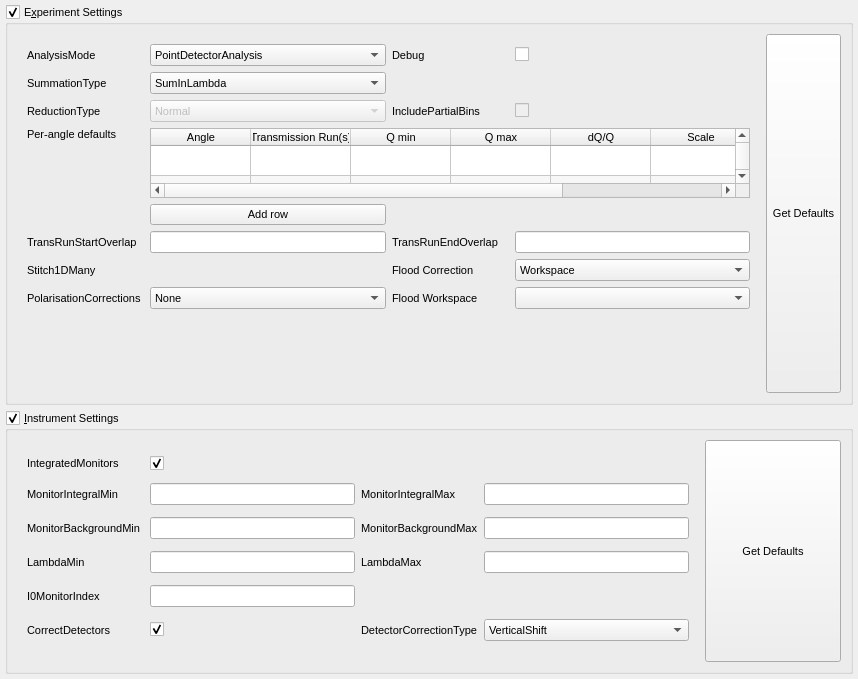
Qt form qt/scientific_interfaces/ISISReflectometry/ReflSettingsWidget.ui (mantidproject/mantid) before a commit.
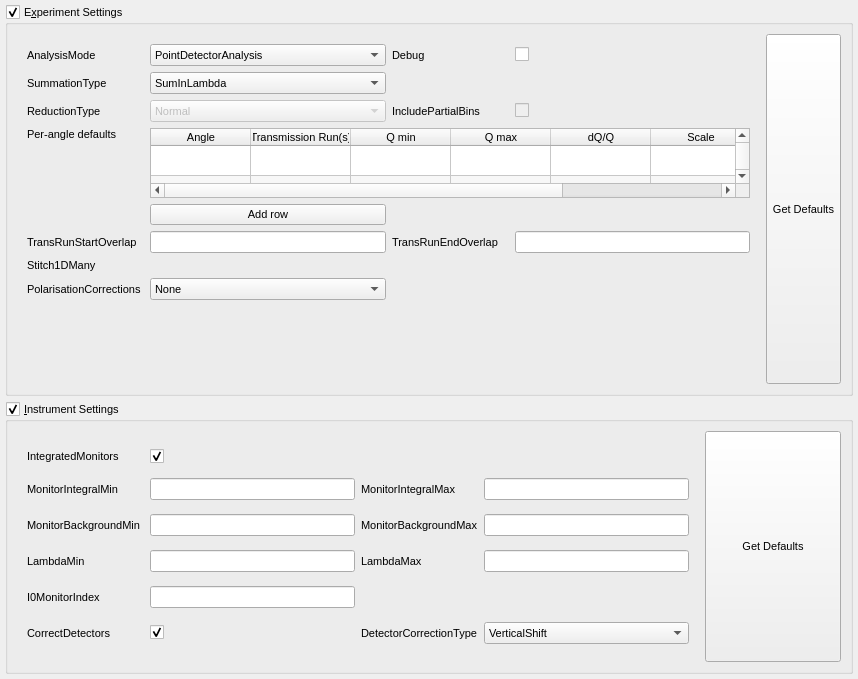
The same form after that commit. Custom widgets are drawn as their Qt base class.

```diff
--- a/qt/scientific_interfaces/ISISReflectometry/ReflSettingsWidget.ui
+++ b/qt/scientific_interfaces/ISISReflectometry/ReflSettingsWidget.ui
@@ -453,37 +453,6 @@
           </property>
          </widget>
         </item>
-        <item row="7" column="2">
-         <widget class="QLabel" name="label">
-          <property name="text">
-           <string>Flood Correction</string>
-          </property>
-         </widget>
-        </item>
-        <item row="8" column="2">
-         <widget class="QLabel" name="floodWorkspaceWsSelectorLabel">
-          <property name="text">
-           <string>Flood Workspace</string>
-          </property>
-         </widget>
-        </item>
-        <item row="7" column="3">
-         <widget class="QComboBox" name="floodCorComboBox">
-          <item>
-           <property name="text">
-            <string>Workspace</string>
-           </property>
-          </item>
-          <item>
-           <property name="text">
-            <string>ParameterFile</string>
-           </property>
-          </item>
-         </widget>
-        </item>
-        <item row="8" column="3">
-         <widget class="MantidQt::MantidWidgets::WorkspaceSelector" name="floodWorkspaceWsSelector"/>
-        </item>
        </layout>
       </item>
       <item>
@@ -821,13 +790,6 @@
    </item>
   </layout>
  </widget>
- <customwidgets>
-  <customwidget>
-   <class>MantidQt::MantidWidgets::WorkspaceSelector</class>
-   <extends>QComboBox</extends>
-   <header>MantidQtWidgets/Common/WorkspaceSelector.h</header>
-  </customwidget>
- </customwidgets>
  <resources/>
  <connections/>
 </ui>
```
